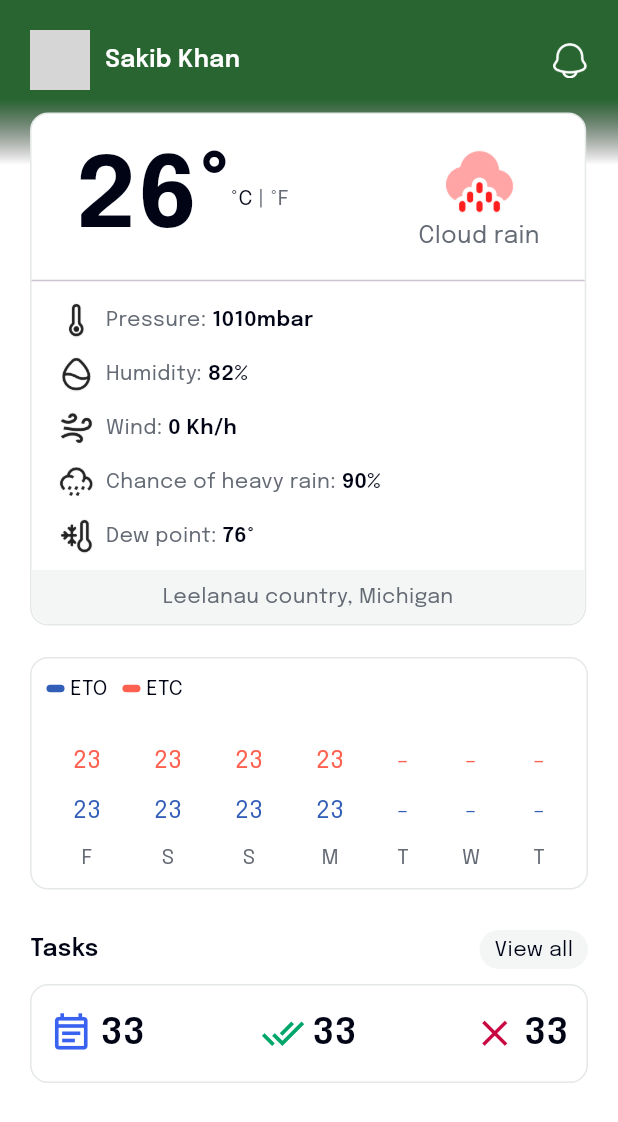
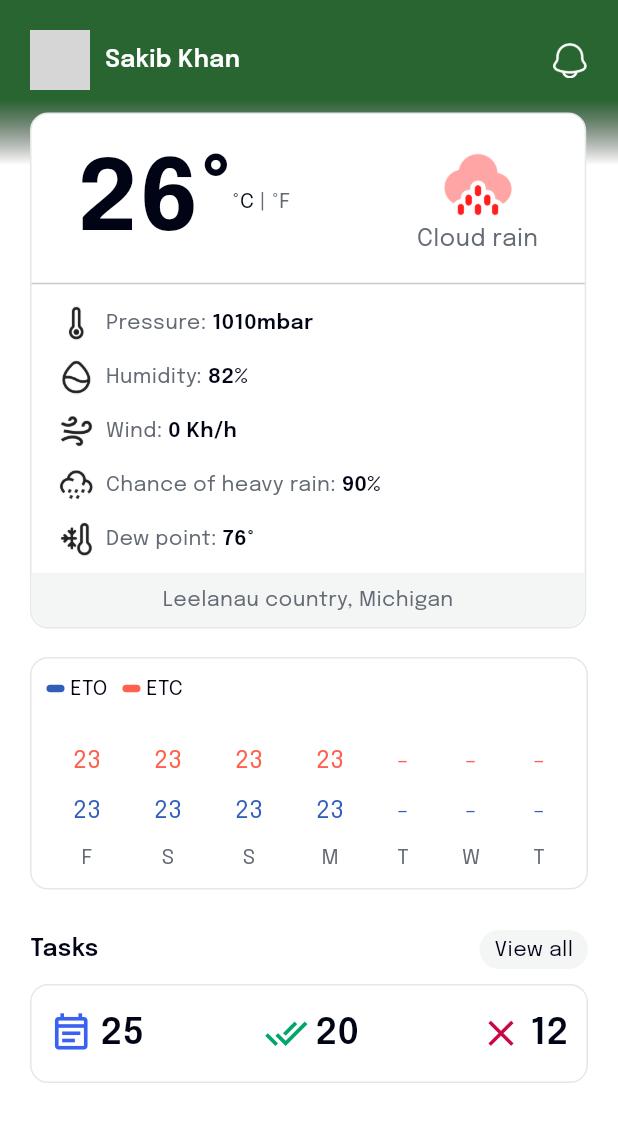
Before and after one commit to sakib151659/nurture_field, a Flutter app: the HomePage screen opened directly, on a phone screen of 412 x 824 dp. Shown: the top 1122 px of the screen. Run offline on Flutter 3.47's test engine with Material 2 defaults, Android fonts, the phone set to English and light mode, and no system bars; our stand-ins replace dropdown_search, google_maps_flutter, permission_handler, shared_preferences, smooth_page_indicator; accounts and stored records are empty; network calls fail; grey boxes are pictures that could not be loaded.

Commit message:
verfication added

```diff
--- a/lib/screens/auth/forget_password.dart
+++ b/lib/screens/auth/forget_password.dart
@@ -38,7 +38,7 @@
                 crossAxisAlignment: CrossAxisAlignment.start,
                 children: [
                   //heading
-                  const SizedBox(height: 25,),
+                  const SizedBox(height: 28,),
                   Text("Forgot your password?",
                     style: MyTextStyle.primaryBold(fontSize: 24),
                   ),
--- a/lib/screens/auth/verify_code.dart
+++ b/lib/screens/auth/verify_code.dart
@@ -198,7 +198,7 @@
   }
 
   void isFormValidate(){
-    if(verificationCodeController.text.length==4&& passwordController.text == confirmPasswordController.text){
+    if(verificationCodeController.text.length== 4 && passwordController.text.isNotEmpty &&  passwordController.text == confirmPasswordController.text){
       setState(() {
         isFormFilled = true;
       });
--- a/lib/screens/dashboards/home/home_page.dart
+++ b/lib/screens/dashboards/home/home_page.dart
@@ -127,7 +127,7 @@
       child: Column(
         children: [
           Padding(
-            padding: const EdgeInsets.only(left: 30.0,right: 30, top: 10),
+            padding: const EdgeInsets.only(left: 31.0,right: 31, top: 12),
             child: Row(
               children: [
                 Text("26°", style: MyTextStyle.primaryBold(fontSize: 65),),
@@ -146,7 +146,7 @@
             ),
           ),
 
-          const Divider(),
+          const Divider(thickness: 1,),
 
           customWeatherTitle(icon: AssetStrings.thermometerIcon, title: "Pressure", value: "1010mbar"),
           customWeatherTitle(icon: AssetStrings.humidityIcon, title: "Humidity", value: "82%"),
@@ -273,9 +273,9 @@
       child: Row(
         mainAxisAlignment: MainAxisAlignment.spaceBetween,
         children: [
-          customIconWithValue(icon: Icons.event_note_outlined, iconColor: MyColors.customBlueLight, value: "33"),
-          customIconWithValue(icon: Icons.done_all, iconColor: MyColors.customGreenLight, value: "33"),
-          customIconWithValue(icon: Icons.close, iconColor: MyColors.customPinkNew, value: "33"),
+          customIconWithValue(icon: Icons.event_note_outlined, iconColor: MyColors.customBlueLight, value: "25"),
+          customIconWithValue(icon: Icons.done_all, iconColor: MyColors.customGreenLight, value: "20"),
+          customIconWithValue(icon: Icons.close, iconColor: MyColors.customPinkNew, value: "12"),
         ],
       ),
     );
--- a/lib/screens/filed_map_view/common_screen/field_create.dart
+++ b/lib/screens/filed_map_view/common_screen/field_create.dart
@@ -89,7 +89,7 @@
                       },
                       validatorFunction: (value) {
                         if (value==null || value.isEmpty) {
-                          return AppStrings.requiredField;
+                          //return AppStrings.requiredField;
                         }
                         return null;
                       },
@@ -107,7 +107,7 @@
                       },
                       validatorFunction: (value) {
                         if (value==null || value.isEmpty) {
-                          return AppStrings.requiredField;
+                          //return AppStrings.requiredField;
                         }
                         return null;
                       },
--- a/lib/screens/onboarding/onboarding.dart
+++ b/lib/screens/onboarding/onboarding.dart
@@ -55,7 +55,7 @@
                       onPressed: (){
                         controller.jumpToPage(2);
                       },
-                      child: Text("Skip", style: MyTextStyle.primaryBold(fontSize: 16),)
+                      child: Text("Skip", style: MyTextStyle.primaryLight(fontSize: 16),)
                   ),
                 ],
               ),
--- a/lib/utils/static_lists.dart
+++ b/lib/utils/static_lists.dart
@@ -1,4 +1,4 @@
 class StaticList{
 
-  List<String> dummyList = ["Dummy1","Dummy2","Dummy3","Dummy4","Dummy5", ];
+  List<String> dummyList = ["Dummy1","Dummy2","Dummy3","Dummy4","Dummy5","Dummy1","Dummy2","Dummy3","Dummy4","Dummy5","Dummy1","Dummy2","Dummy3","Dummy4","Dummy5", ];
 }
```
Also changed, not shown: lib/screens/onboarding/complete_company_profile.dart (+4 -4 lines).
